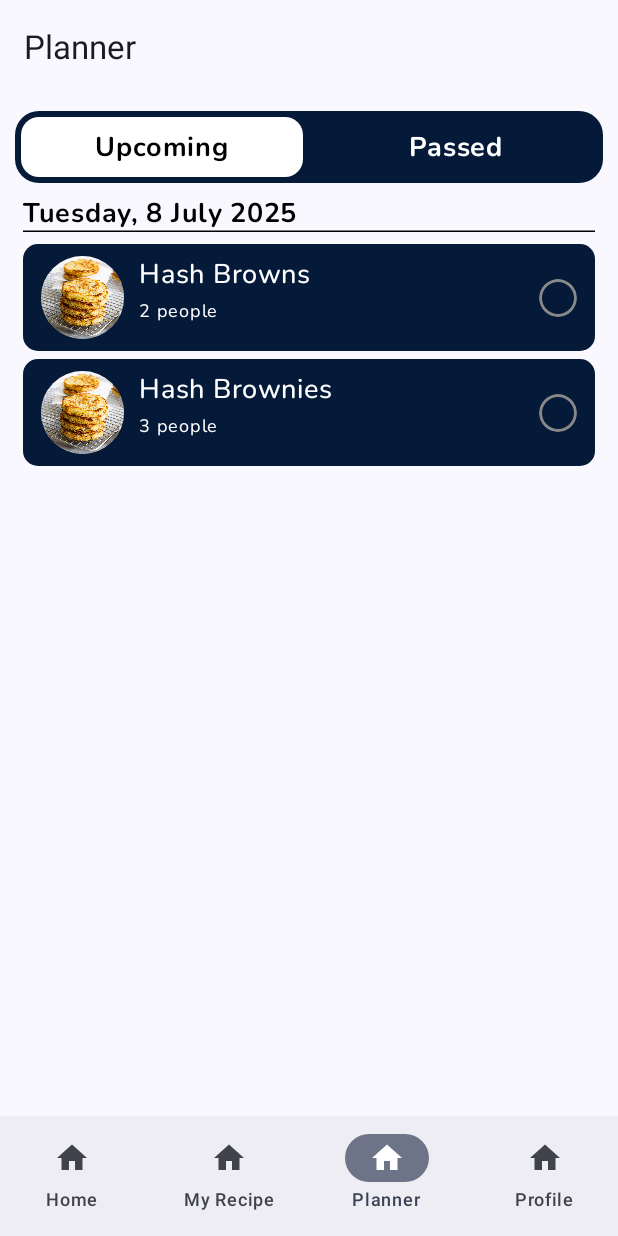
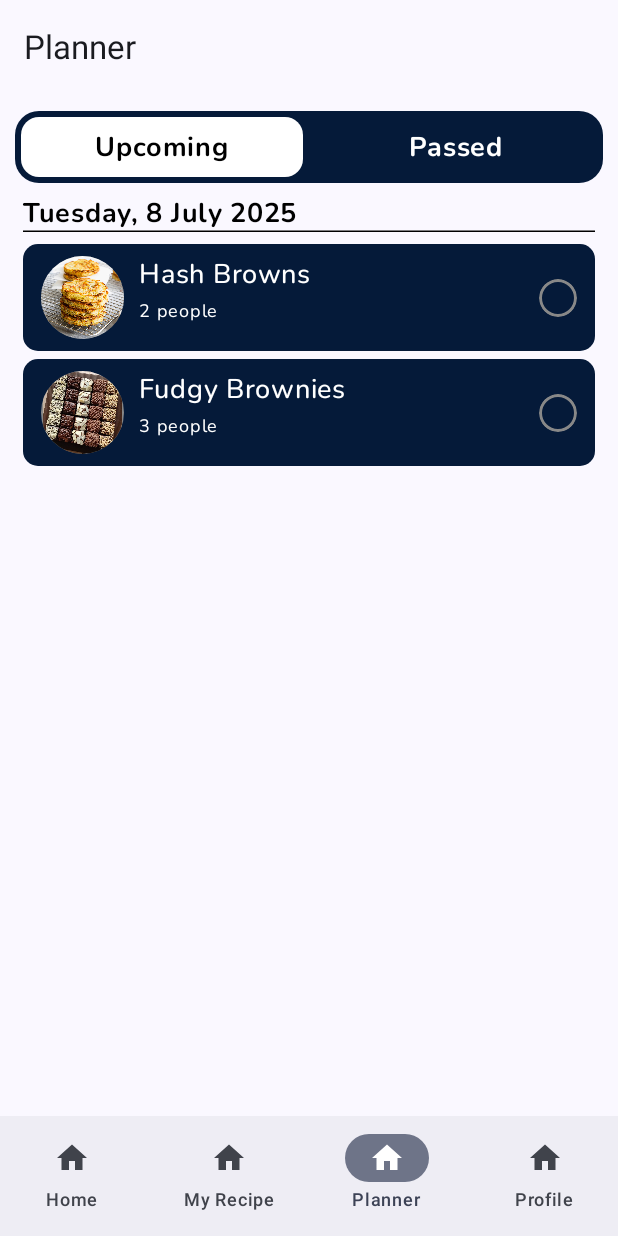
Before and after one commit to wesleyaldrich/pancook, an Android app built with Jetpack Compose: the PlannerScreen screen opened through its navigation route, on a phone screen of 412 x 824 dp. Run offline under Robolectric (Android 15) with nearby library versions, the phone set to English and light mode, and no system bars; Roboto replaces fonts that are not available here.

Commit message:
Refactor PlanCard and Recipe so it pass drawable image as Int not string from Url

```diff
--- a/app/src/main/java/com/wesleyaldrich/pancook/model/Recipe.kt
+++ b/app/src/main/java/com/wesleyaldrich/pancook/model/Recipe.kt
@@ -4,7 +4,7 @@ data class Recipe(
     val id: Int,
     val title: String,
     val description: String,
-    val imageUrl: String,
+    val image: Int,
     val ingredients: List<Ingredient>,
     val steps: List<String>,
     val servings: Int
--- a/app/src/main/java/com/wesleyaldrich/pancook/ui/screens/PlannerScreen.kt
+++ b/app/src/main/java/com/wesleyaldrich/pancook/ui/screens/PlannerScreen.kt
@@ -86,7 +86,7 @@ fun getDummyPlannerData(upcoming: Boolean): Map<String, Map<Recipe, Int>> {
                     id = 1,
                     title = "Hash Browns",
                     description = "Crispy and golden",
-                    imageUrl = "",
+                    image = R.drawable.hash_brown,
                     ingredients = listOf(
                         Ingredient("1", "Potatoes", 3, "pcs")
                     ),
@@ -95,9 +95,9 @@ fun getDummyPlannerData(upcoming: Boolean): Map<String, Map<Recipe, Int>> {
                 ) to 2,
                 Recipe(
                     id = 2,
-                    title = "Hash Brownies",
-                    description = "Crispy and golden",
-                    imageUrl = "",
+                    title = "Fudgy Brownies",
+                    description = "Crispy and Fudgy",
+                    image = R.drawable.fudgy_brownies,
                     ingredients = listOf(
                         Ingredient("1", "Potatoes", 3, "pcs")
                     ),
@@ -113,7 +113,7 @@ fun getDummyPlannerData(upcoming: Boolean): Map<String, Map<Recipe, Int>> {
                     id = 3,
                     title = "French Toast",
                     description = "Delicious toast",
-                    imageUrl = "",
+                    image = R.drawable.hash_brown,
                     ingredients = listOf(
                         Ingredient("2", "Bread", 4, "slices")
                     ),
@@ -206,7 +206,7 @@ fun PlannerList(modifier: Modifier = Modifier, data: Map<String, Map<Recipe, Int
             recipeMap.forEach { (recipe, serveCount) ->
                 item {
                     PlanCard(
-                        title = recipe.title,
+                        recipe = recipe,
                         serveCount = serveCount,
                         isChecked = checkedStates[recipe.id] ?: false,
                         onCheckedChange = { newValue ->
@@ -295,7 +295,7 @@ fun CircularCheckbox(
 
 @Composable
 fun PlanCard(
-    title: String,
+    recipe: Recipe,
     serveCount: Int,
     isChecked: Boolean,
     onCheckedChange: (Boolean) -> Unit
@@ -328,7 +328,7 @@ fun PlanCard(
                     .background(Color.Gray.copy(alpha = if (isChecked) 0.3f else 1f))
             ) {
                 Image(
-                    painter = painterResource(id = R.drawable.hash_brown),
+                    painter = painterResource(id = recipe.image),
                     contentDescription = null,
                     modifier = Modifier.fillMaxSize()
                 )
@@ -344,7 +344,7 @@ fun PlanCard(
                 verticalArrangement = Arrangement.Top,
             ) {
                 Text(
-                    text = title,
+                    text = recipe.title,
                     fontFamily = nunito,
                     fontWeight = FontWeight.Medium,
                     fontSize = 18.sp,
```
Also changed, not shown: app/src/main/res/drawable/fudgy_brownies.jpeg (added).
